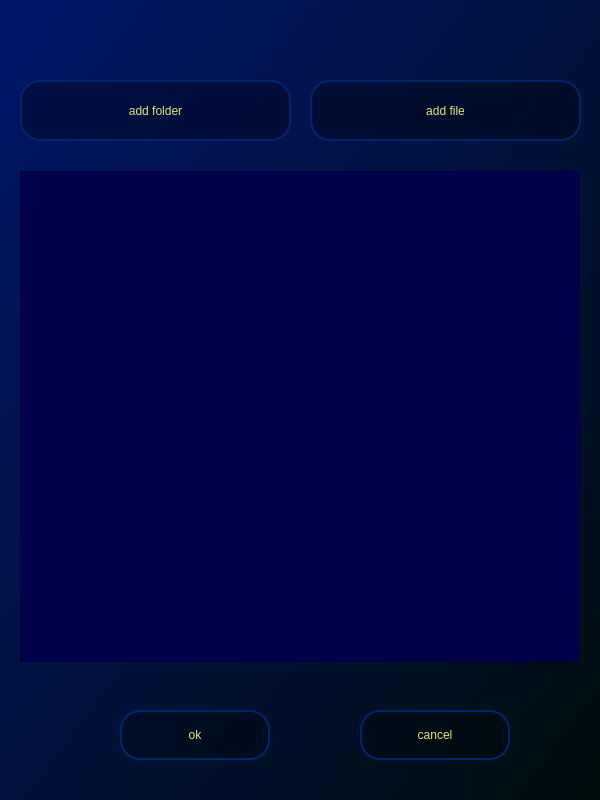
The window that ui/ui_01_add_item.ui (il721/EasyBack) describes before a commit, drawn with Qt 5.
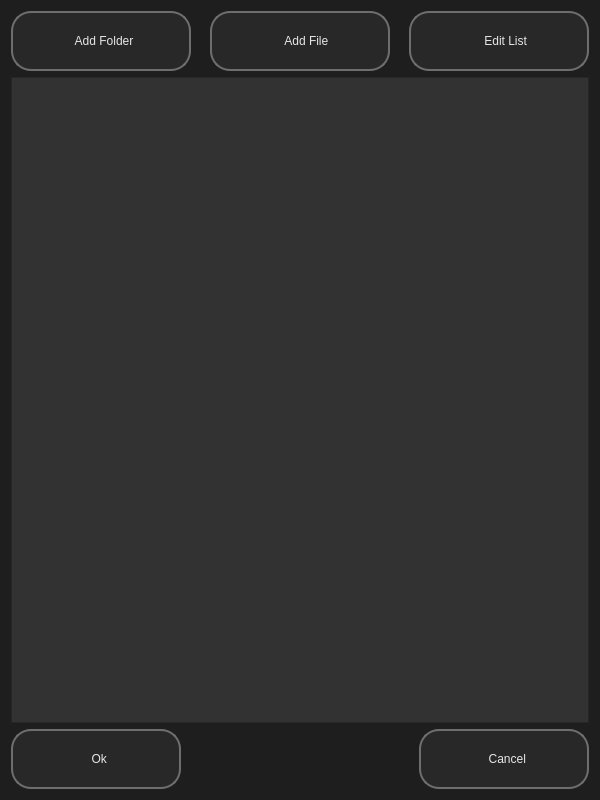
The same window after the commit. Icons and pictures are not drawn.

Commit message: Add "add_item" dialog

The edit to the form file:
```diff
--- a/ui/ui_01_add_item.ui
+++ b/ui/ui_01_add_item.ui
@@ -1,7 +1,7 @@
 <?xml version="1.0" encoding="UTF-8"?>
 <ui version="4.0">
- <class>Form</class>
- <widget class="QWidget" name="Form">
+ <class>Dialog</class>
+ <widget class="QDialog" name="Dialog">
   <property name="geometry">
    <rect>
     <x>0</x>
@@ -10,22 +10,28 @@
     <height>800</height>
    </rect>
   </property>
+  <property name="maximumSize">
+   <size>
+    <width>600</width>
+    <height>800</height>
+   </size>
+  </property>
   <property name="windowTitle">
    <string>Form</string>
   </property>
   <property name="styleSheet">
    <string notr="true">*{
-	background-color: qlineargradient(spread:pad, x1:0, y1:0, x2:1, y2:1, stop:0 rgba(0, 21, 106, 255), stop:1 rgba(0, 14, 13, 255));
-	font: 300 20pt &quot;Lexend Light&quot;;
+background-color: rgb(30, 30, 30);
+font: 16pt &quot;Lexend Light&quot;;
 }
 
 
 QPushButton {
 border: 2px solid;
-color: rgb(230, 230, 115);
-border-color: rgb(0, 36, 109);
+color: rgb(230, 230, 230);
+border-color: rgb(110, 110, 110);
 border-radius: 20px;
-background-color: rgba(0, 0, 0, 80);
+background-color: rgba(60,60, 60, 80);
 }
 
 QPushButton:hover {
@@ -40,78 +46,211 @@
 background-color: rgba(4, 7, 208, 100);
 border-color: rgb(170, 170 ,170);
 }
-
-page {
-background-color: qlineargradient(spread:pad, x1:0, y1:0, x2:1, y2:1, stop:0 rgba(0, 21, 106, 255), stop:1 rgba(0, 14, 13, 255));
-}</string>
+</string>
   </property>
-  <widget class="QListView" name="list_files_and_folders">
-   <property name="geometry">
-    <rect>
-     <x>20</x>
-     <y>171</y>
-     <width>560</width>
-     <height>491</height>
-    </rect>
-   </property>
-   <property name="styleSheet">
-    <string notr="true">background-color: rgb(0, 0, 75);
-color: rgb(227, 227, 227);
+  <layout class="QVBoxLayout" name="verticalLayout">
+   <item>
+    <layout class="QHBoxLayout" name="horizontalLayout_2">
+     <item>
+      <widget class="QPushButton" name="add_folder">
+       <property name="sizePolicy">
+        <sizepolicy hsizetype="Preferred" vsizetype="Preferred">
+         <horstretch>0</horstretch>
+         <verstretch>0</verstretch>
+        </sizepolicy>
+       </property>
+       <property name="minimumSize">
+        <size>
+         <width>180</width>
+         <height>60</height>
+        </size>
+       </property>
+       <property name="text">
+        <string>  Add Folder</string>
+       </property>
+       <property name="icon">
+        <iconset resource="dop_win_rc.qrc">
+         <normaloff>:/icon/icons/GREY/folder.svg</normaloff>:/icon/icons/GREY/folder.svg</iconset>
+       </property>
+       <property name="iconSize">
+        <size>
+         <width>35</width>
+         <height>35</height>
+        </size>
+       </property>
+      </widget>
+     </item>
+     <item>
+      <spacer name="horizontalSpacer_2">
+       <property name="orientation">
+        <enum>Qt::Horizontal</enum>
+       </property>
+       <property name="sizeHint" stdset="0">
+        <size>
+         <width>40</width>
+         <height>20</height>
+        </size>
+       </property>
+      </spacer>
+     </item>
+     <item>
+      <widget class="QPushButton" name="add_file_2">
+       <property name="sizePolicy">
+        <sizepolicy hsizetype="Preferred" vsizetype="Preferred">
+         <horstretch>0</horstretch>
+         <verstretch>0</verstretch>
+        </sizepolicy>
+       </property>
+       <property name="minimumSize">
+        <size>
+         <width>180</width>
+         <height>60</height>
+        </size>
+       </property>
+       <property name="text">
+        <string>    Add File</string>
+       </property>
+       <property name="icon">
+        <iconset resource="dop_win_rc.qrc">
+         <normaloff>:/icon/icons/GREY/file.svg</normaloff>:/icon/icons/GREY/file.svg</iconset>
+       </property>
+       <property name="iconSize">
+        <size>
+         <width>35</width>
+         <height>35</height>
+        </size>
+       </property>
+      </widget>
+     </item>
+     <item>
+      <spacer name="horizontalSpacer_3">
+       <property name="orientation">
+        <enum>Qt::Horizontal</enum>
+       </property>
+       <property name="sizeHint" stdset="0">
+        <size>
+         <width>40</width>
+         <height>20</height>
+        </size>
+       </property>
+      </spacer>
+     </item>
+     <item>
+      <widget class="QPushButton" name="add_file">
+       <property name="sizePolicy">
+        <sizepolicy hsizetype="Preferred" vsizetype="Preferred">
+         <horstretch>0</horstretch>
+         <verstretch>0</verstretch>
+        </sizepolicy>
+       </property>
+       <property name="minimumSize">
+        <size>
+         <width>180</width>
+         <height>60</height>
+        </size>
+       </property>
+       <property name="text">
+        <string>    Edit List</string>
+       </property>
+       <property name="icon">
+        <iconset resource="dop_win_rc.qrc">
+         <normaloff>:/icon/icons/GREY/edit_list.svg</normaloff>:/icon/icons/GREY/edit_list.svg</iconset>
+       </property>
+       <property name="iconSize">
+        <size>
+         <width>35</width>
+         <height>35</height>
+        </size>
+       </property>
+      </widget>
+     </item>
+    </layout>
+   </item>
+   <item>
+    <widget class="QListView" name="list_files_and_folders">
+     <property name="styleSheet">
+      <string notr="true">background-color: rgb(50, 50,50);
+color: rgb(10,10,10);
 font: 300 12pt &quot;Lexend Light&quot;;</string>
-   </property>
-  </widget>
-  <widget class="QPushButton" name="ok">
-   <property name="geometry">
-    <rect>
-     <x>120</x>
-     <y>710</y>
-     <width>150</width>
-     <height>50</height>
-    </rect>
-   </property>
-   <property name="text">
-    <string>ok</string>
-   </property>
-  </widget>
-  <widget class="QPushButton" name="cancel">
-   <property name="geometry">
-    <rect>
-     <x>360</x>
-     <y>710</y>
-     <width>150</width>
-     <height>50</height>
-    </rect>
-   </property>
-   <property name="text">
-    <string>cancel</string>
-   </property>
-  </widget>
-  <widget class="QPushButton" name="add_folder">
-   <property name="geometry">
-    <rect>
-     <x>20</x>
-     <y>80</y>
-     <width>271</width>
-     <height>61</height>
-    </rect>
-   </property>
-   <property name="text">
-    <string>add folder</string>
-   </property>
-  </widget>
-  <widget class="QPushButton" name="add_file">
-   <property name="geometry">
-    <rect>
-     <x>310</x>
-     <y>80</y>
-     <width>271</width>
-     <height>61</height>
-    </rect>
-   </property>
-   <property name="text">
-    <string>add file</string>
-   </property>
-  </widget>
+     </property>
+    </widget>
+   </item>
+   <item>
+    <layout class="QHBoxLayout" name="horizontalLayout">
+     <item>
+      <widget class="QPushButton" name="ok">
+       <property name="sizePolicy">
+        <sizepolicy hsizetype="Preferred" vsizetype="Preferred">
+         <horstretch>0</horstretch>
+         <verstretch>0</verstretch>
+        </sizepolicy>
+       </property>
+       <property name="minimumSize">
+        <size>
+         <width>170</width>
+         <height>60</height>
+        </size>
+       </property>
+       <property name="text">
+        <string>  Ok</string>
+       </property>
+       <property name="icon">
+        <iconset resource="dop_win_rc.qrc">
+         <normaloff>:/icon/icons/GREY/ok.svg</normaloff>:/icon/icons/GREY/ok.svg</iconset>
+       </property>
+       <property name="iconSize">
+        <size>
+         <width>35</width>
+         <height>35</height>
+        </size>
+       </property>
+      </widget>
+     </item>
+     <item>
+      <spacer name="horizontalSpacer">
+       <property name="orientation">
+        <enum>Qt::Horizontal</enum>
+       </property>
+       <property name="sizeHint" stdset="0">
+        <size>
+         <width>40</width>
+         <height>20</height>
+        </size>
+       </property>
+      </spacer>
+     </item>
+     <item>
+      <widget class="QPushButton" name="cancel">
+       <property name="sizePolicy">
+        <sizepolicy hsizetype="Preferred" vsizetype="Preferred">
+         <horstretch>0</horstretch>
+         <verstretch>0</verstretch>
+        </sizepolicy>
+       </property>
+       <property name="minimumSize">
+        <size>
+         <width>170</width>
+         <height>60</height>
+        </size>
+       </property>
+       <property name="text">
+        <string>  Cancel</string>
+       </property>
+       <property name="icon">
+        <iconset resource="dop_win_rc.qrc">
+         <normaloff>:/icon/icons/GREY/cancel.svg</normaloff>:/icon/icons/GREY/cancel.svg</iconset>
+       </property>
+       <property name="iconSize">
+        <size>
+         <width>35</width>
+         <height>35</height>
+        </size>
+       </property>
+      </widget>
+     </item>
+    </layout>
+   </item>
+  </layout>
  </widget>
  <resources/>
  <connections/>
```
Left out of the diff: 17 changed lines with no effect on the pictures. The commit also changes 11 other files.
